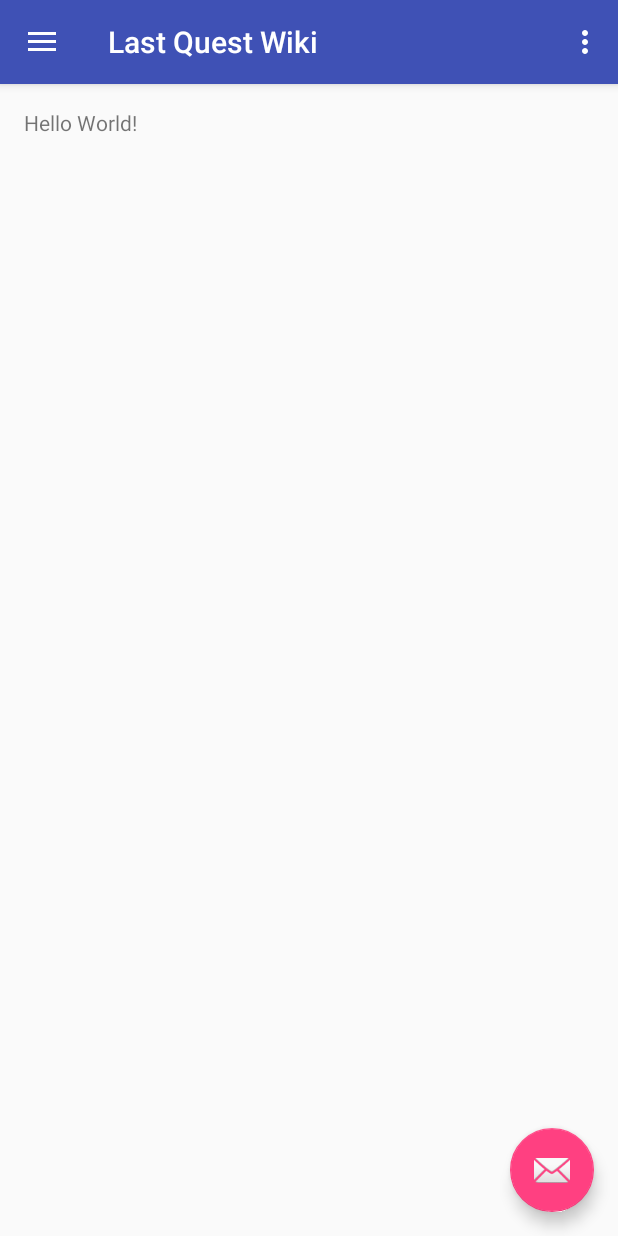
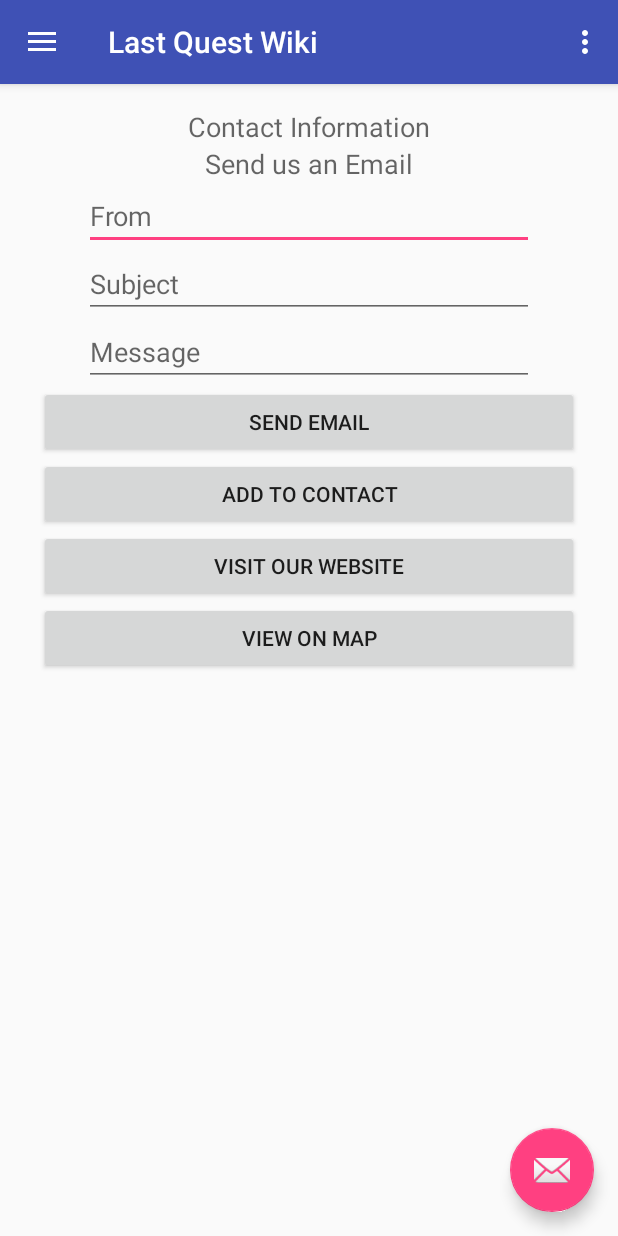
Before and after one commit to SorrGrif/LastQuestWiki, an Android app: the screen it shows after launch (MainActivity), in the side drawer, after a tap on "Gallery", on a phone screen of 412 x 824 dp. Run offline under Robolectric (Android 15) with nearby library versions, the phone set to English and light mode, and no system bars.

Commit message:
Added buttons to the layout for contact, website and map intents

```diff
--- a/app/src/main/java/comsorrgriflastquestwiki/github/lastquestwiki/MainActivity.java
+++ b/app/src/main/java/comsorrgriflastquestwiki/github/lastquestwiki/MainActivity.java
@@ -1,8 +1,11 @@
 package comsorrgriflastquestwiki.github.lastquestwiki;
 
+import android.net.Uri;
 import android.os.Bundle;
 import android.support.design.widget.FloatingActionButton;
 import android.support.design.widget.Snackbar;
+import android.support.v4.app.FragmentManager;
+import android.support.v4.app.FragmentTransaction;
 import android.view.View;
 import android.support.design.widget.NavigationView;
 import android.support.v4.view.GravityCompat;
@@ -14,7 +17,8 @@ import android.view.Menu;
 import android.view.MenuItem;
 
 public class MainActivity extends AppCompatActivity
-        implements NavigationView.OnNavigationItemSelectedListener {
+        implements NavigationView.OnNavigationItemSelectedListener,
+        contactFragment.OnFragmentInteractionListener{
 
     @Override
     protected void onCreate(Bundle savedInstanceState) {
@@ -83,6 +87,10 @@ public class MainActivity extends AppCompatActivity
         if (id == R.id.nav_camera) {
             // Handle the camera action
         } else if (id == R.id.nav_gallery) {
+            FragmentManager fm = getSupportFragmentManager();
+            FragmentTransaction tran = fm.beginTransaction();
+            tran.replace(R.id.mainFrame, new contactFragment());
+            tran.commit();
 
         } else if (id == R.id.nav_slideshow) {
 
@@ -98,4 +106,9 @@ public class MainActivity extends AppCompatActivity
         drawer.closeDrawer(GravityCompat.START);
         return true;
     }
+
+    @Override
+    public void onFragmentInteraction(Uri uri) {
+
+    }
 }
--- a/app/src/main/res/layout/content_main.xml
+++ b/app/src/main/res/layout/content_main.xml
@@ -1,5 +1,5 @@
 <?xml version="1.0" encoding="utf-8"?>
-<RelativeLayout xmlns:android="http://schemas.android.com/apk/res/android"
+<FrameLayout xmlns:android="http://schemas.android.com/apk/res/android"
     xmlns:app="http://schemas.android.com/apk/res-auto"
     xmlns:tools="http://schemas.android.com/tools"
     android:layout_width="match_parent"
@@ -10,10 +10,7 @@
     android:paddingTop="@dimen/activity_vertical_margin"
     app:layout_behavior="@string/appbar_scrolling_view_behavior"
     tools:context="comsorrgriflastquestwiki.github.lastquestwiki.MainActivity"
-    tools:showIn="@layout/app_bar_main">
+    tools:showIn="@layout/app_bar_main"
+    android:id="@+id/mainFrame">
 
-    <TextView
-        android:layout_width="wrap_content"
-        android:layout_height="wrap_content"
-        android:text="Hello World!" />
-</RelativeLayout>
+</FrameLayout>
--- a/app/src/main/res/layout/fragment_contact.xml
+++ b/app/src/main/res/layout/fragment_contact.xml
@@ -14,14 +14,6 @@
         android:text="Contact Information"
         android:id="@+id/textView3"
         android:layout_gravity="center_horizontal" />
-
-    <TextView
-        android:layout_width="wrap_content"
-        android:layout_height="wrap_content"
-        android:textAppearance="?android:attr/textAppearanceMedium"
-        android:id="@+id/textView5"
-        android:layout_gravity="center_horizontal"
-        android:text="@string/underline" />
 
     <TextView
         android:layout_width="wrap_content"
@@ -54,17 +46,39 @@
         android:layout_marginLeft="40dp" />
 
     <Button
-        android:layout_width="wrap_content"
+        android:layout_width="fill_parent"
         android:layout_height="wrap_content"
         android:text="Send Email"
         android:id="@+id/emailButton"
-        android:layout_gravity="center_horizontal" />
+        android:layout_gravity="center_horizontal"
+        android:layout_marginLeft="@dimen/buttonPadding"
+        android:layout_marginRight="@dimen/buttonPadding" />
 
-    <TextView
-        android:layout_width="wrap_content"
+    <Button
+        android:layout_width="fill_parent"
         android:layout_height="wrap_content"
-        android:textAppearance="?android:attr/textAppearanceMedium"
-        android:id="@+id/textView2"
+        android:text="add to contact"
+        android:id="@+id/contactButton"
         android:layout_gravity="center_horizontal"
-        android:text="@string/underline" />
+        android:layout_marginLeft="@dimen/buttonPadding"
+        android:layout_marginRight="@dimen/buttonPadding" />
+
+    <Button
+        android:layout_width="fill_parent"
+        android:layout_height="wrap_content"
+        android:text="visit our website"
+        android:id="@+id/websiteButton"
+        android:layout_gravity="center_horizontal"
+        android:layout_marginLeft="@dimen/buttonPadding"
+        android:layout_marginRight="@dimen/buttonPadding" />
+
+    <Button
+        android:layout_width="fill_parent"
+        android:layout_height="wrap_content"
+        android:text="View on map"
+        android:id="@+id/mapButton"
+        android:layout_gravity="center_horizontal"
+        android:layout_marginLeft="@dimen/buttonPadding"
+        android:layout_marginRight="@dimen/buttonPadding" />
+
 </LinearLayout>
--- a/app/src/main/res/values/dimens.xml
+++ b/app/src/main/res/values/dimens.xml
@@ -6,4 +6,5 @@
     <dimen name="activity_horizontal_margin">16dp</dimen>
     <dimen name="activity_vertical_margin">16dp</dimen>
     <dimen name="fab_margin">16dp</dimen>
+    <dimen name="buttonPadding">10dp</dimen>
 </resources>
--- a/app/src/main/res/values/strings.xml
+++ b/app/src/main/res/values/strings.xml
@@ -6,8 +6,6 @@
 
     <string name="action_settings">Settings</string>
 
-    <string name="underline"><u>\t\t\t\t\t\t\t\t\ttest<strike>\t\t\talso test\t\t</strike>\t\t\t\t\t\t\t</u></string>
-
     <!-- TODO: Remove or change this placeholder text -->
     <string name="hello_blank_fragment">Hello blank fragment</string>
 </resources>
```
Also changed, not shown: 2 other files.
